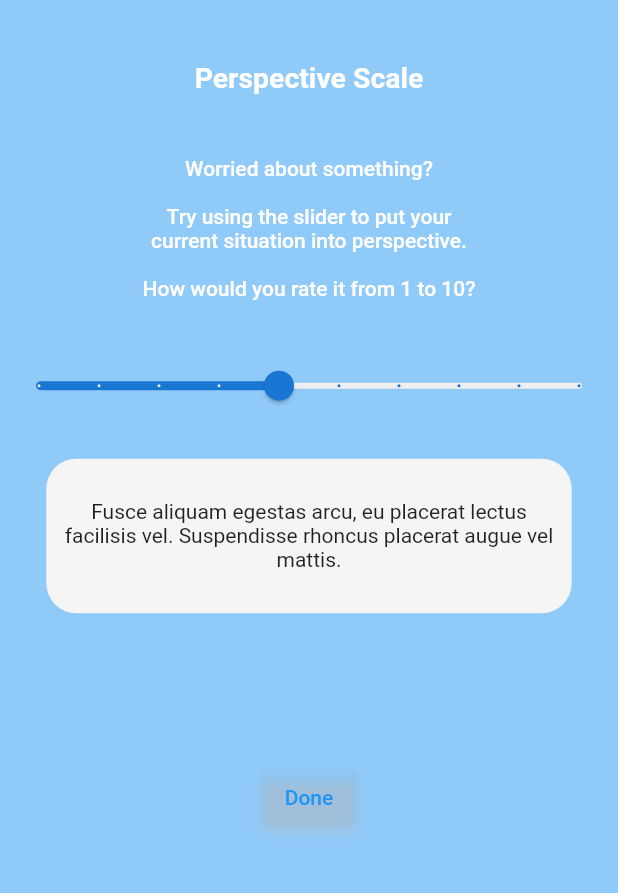
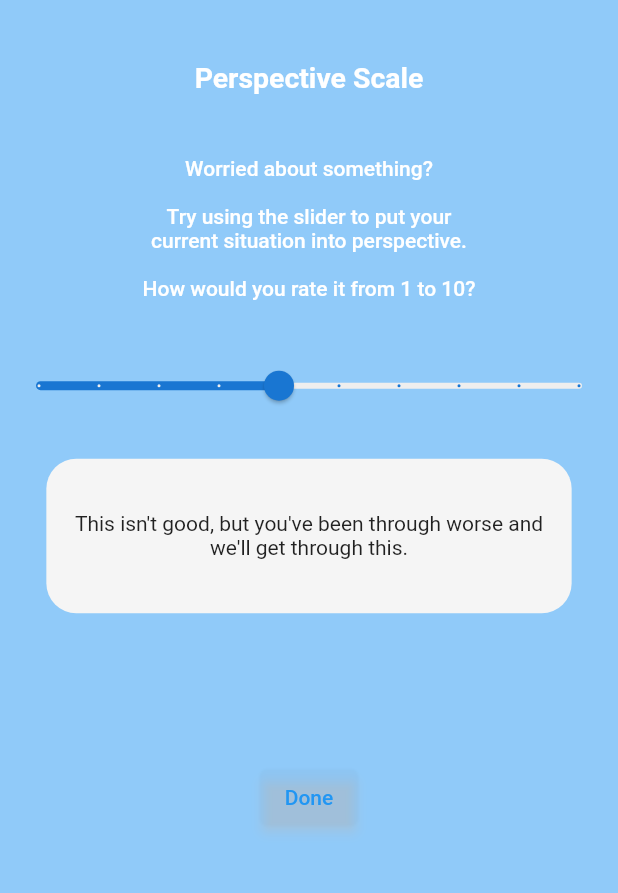
Before and after one commit to danibudo/Easify, a Flutter app: the PerspectiveScaleScreen screen opened directly, on a phone screen of 412 x 824 dp, the part 110-1003 px from its top. Run offline on Flutter 3.47's test engine with Material 2 defaults, Android fonts, the phone set to English and light mode, and no system bars; our stand-ins replace cloud_firestore, firebase_auth, firebase_core, firebase_database, google_fonts; missing offline and left inert: imagebutton; accounts and stored records are empty; Roboto replaces fonts that are missing (Corbel).

Commit message:
Add texts for perspective scale.

```diff
--- a/lib/screens/help_right_now/breathing_text.dart
+++ b/lib/screens/help_right_now/breathing_text.dart
@@ -35,15 +35,16 @@ class BreathingText {
   ];
 
   static List<String> scaleText = [
-    "Everything in life is horrible and the world will end soon.",
-    "Most of the things are going bad. I don't know how to get out of this.",
-    "Almost everything feels bad, but there still is a glimpse of hope.",
-    "Vivamus placerat accumsan finibus. Quisque vulputate cursus neque, a pellentesque massa aliquam ut.",
-    "Fusce aliquam egestas arcu, eu placerat lectus facilisis vel. Suspendisse rhoncus placerat augue vel mattis.",
-    "Nunc in velit non elit auctor bibendum sit amet non est. Fusce elit nulla, rutrum eu rhoncus vel, luctus nec ligula.",
-    "Nulla auctor tellus tincidunt erat tincidunt suscipit. Fusce eu lacinia velit.",
-    "Ut neque lacus, dapibus eget arcu nec, pharetra pharetra nunc.",
-    "Vivamus gravida mi massa, non consectetur nisl vulputate in.",
-    "Duis libero erat, accumsan ut lacinia sit amet, ornare eget enim.",
+    "Everything has fallen apart and it feels like it's all your fault.",
+    "Things are really bad and you can't do anything about it, but they could still be a little worse",
+    "Life seems to be going downhill right now, and you feel hopeless",
+    "Things aren't too great and you can't do much about it.",
+    "This isn't good, but you've been through worse and we'll get through this.",
+    "This isn't the best day, but it's not the worst either. It will get better soon.",
+    "Things might not be to good now, but they'll pick up real soon.",
+    "You're a little upset, but it's not the end of the world.",
+    "This is just a little speedbump... You'll be over it in no time.",
+    "This is a tiny dent in an otherwise awesome day.",
+    "Everything in life is perfect.",
   ];
 }
```
